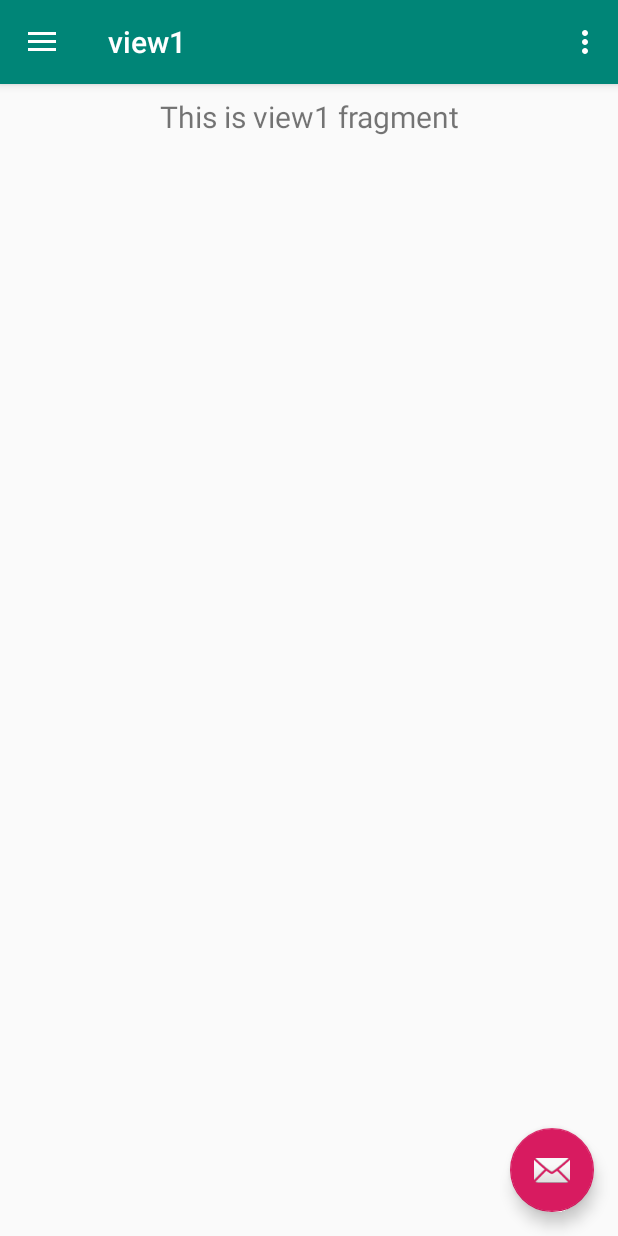
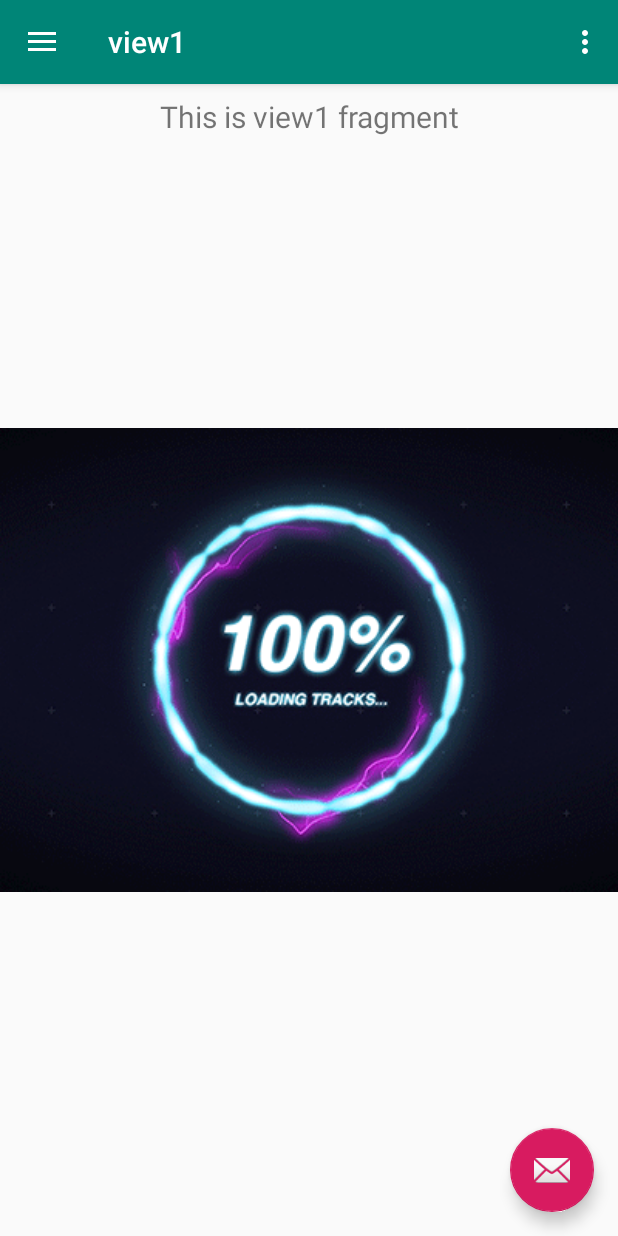
Before and after one commit to pablonarvaez20152016/plantillaandroidnavbar, an Android app: the screen it shows after launch (MainActivity), in the side drawer, after a tap on "view1", on a phone screen of 412 x 824 dp. Run offline under Robolectric (Android 15) with nearby library versions, the phone set to English and light mode, and no system bars; our stand-ins replace navigation-ui.

Commit message:
splash screen, se modifica gradel, manifest

```diff
--- a/app/src/main/AndroidManifest.xml
+++ b/app/src/main/AndroidManifest.xml
@@ -9,8 +9,11 @@
         android:roundIcon="@mipmap/ic_launcher_round"
         android:supportsRtl="true"
         android:theme="@style/AppTheme">
+        <activity android:name=".MainActivity"
+            android:label="@string/app_name"
+            android:theme="@style/AppTheme.NoActionBar">></activity>
         <activity
-            android:name=".MainActivity"
+            android:name=".SplashScreen"
             android:label="@string/app_name"
             android:theme="@style/AppTheme.NoActionBar">
             <intent-filter>
--- /dev/null
+++ b/app/src/main/java/co/edu/udenar/treeapis/SplashScreen.java
@@ -0,0 +1,27 @@
+package co.edu.udenar.treeapis;
+
+import androidx.appcompat.app.AppCompatActivity;
+
+import android.content.Intent;
+import android.os.Bundle;
+import android.os.Handler;
+
+public class SplashScreen extends AppCompatActivity {
+
+    private final int duracion_splash=1500;
+    @Override
+    protected void onCreate(Bundle savedInstanceState) {
+        super.onCreate(savedInstanceState);
+        setContentView(R.layout.activity_splash_screen);
+
+        new Handler().postDelayed(new Runnable(){
+            @Override
+            public  void run(){
+                Intent i =new Intent(SplashScreen.this,MainActivity.class);
+                startActivity(i);
+                finish();
+            }
+
+        },duracion_splash);
+    }
+}
--- a/app/src/main/res/layout/fragment_view1.xml
+++ b/app/src/main/res/layout/fragment_view1.xml
@@ -16,4 +16,12 @@
         app:layout_constraintEnd_toEndOf="parent"
         app:layout_constraintStart_toStartOf="parent"
         app:layout_constraintTop_toTopOf="parent" />
+
+    <pl.droidsonroids.gif.GifImageView
+        android:id="@+id/gifImageView"
+        android:layout_width="match_parent"
+        android:layout_height="match_parent"
+        android:src="@drawable/load"
+         />
+
 </androidx.constraintlayout.widget.ConstraintLayout>
--- a/app/src/main/res/values-v21/styles.xml
+++ b/app/src/main/res/values-v21/styles.xml
@@ -1,8 +1,9 @@
 <resources>
 
-    <style name="AppTheme.NoActionBar">
+    <style name="AppTheme.NoActionBar" >
         <item name="windowActionBar">false</item>
         <item name="windowNoTitle">true</item>
         <item name="android:statusBarColor">@android:color/transparent</item>
+
     </style>
 </resources>
```
Also changed, not shown: app/build.gradle (+8 -3 lines), app/src/main/res/layout/activity_splash_screen.xml (added, +11 -0 lines), app/src/main/res/drawable-v24/gusano.gif (added), app/src/main/res/drawable-v24/load.gif (added).
